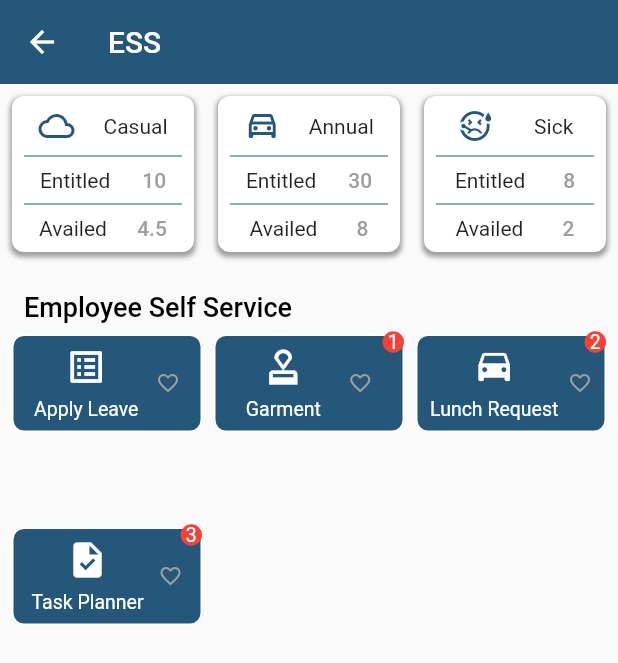
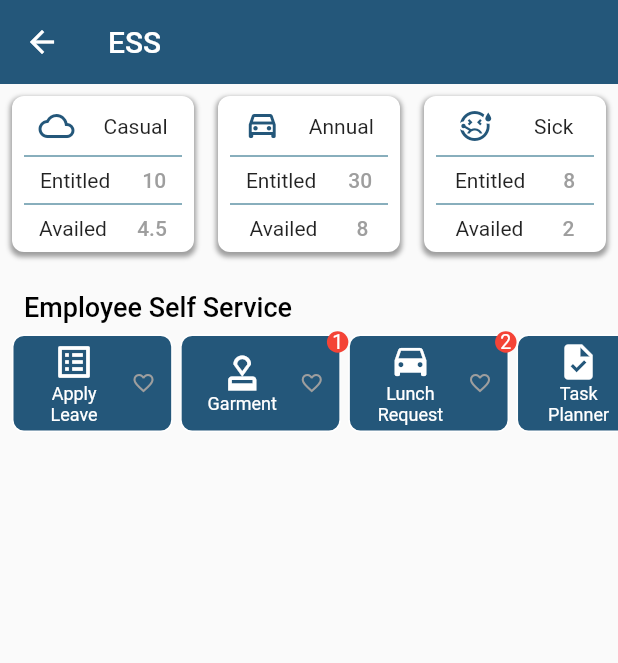
Before and after one commit to javedmughal-058/flutter_crud_with_laravel_api, a Flutter app: the EssHome screen opened by its route, on a phone screen of 412 x 824 dp. Shown: the top 663 px of the screen. Run offline on Flutter 3.47's test engine with Material 2 defaults, Android fonts, the phone set to English and light mode, and no system bars; our stand-ins replace bubble, carousel_slider, easy_sidemenu, get, lottie, page_transition and 3 more; missing offline and left inert: bottom_bar_with_sheet; accounts and stored records are empty; statements that could not run were skipped.

Commit message:
Updated design view

```diff
--- a/lib/views/MenuPages/DecisionSupport.dart
+++ b/lib/views/MenuPages/DecisionSupport.dart
@@ -487,8 +487,7 @@ class SecondPage extends StatelessWidget {
                 // ),
                 physics: const AlwaysScrollableScrollPhysics(),
                 shrinkWrap: true,
-                padding: const EdgeInsets.only(
-                    left: 8.0, top: 8.0, right: 8.0, bottom: 0.0),
+                padding: const EdgeInsets.only(left: 8.0, top: 8.0, right: 8.0, bottom: 0.0),
                 itemCount: dssMenu.length,
                 itemBuilder: (context, index) {
                   final _menu = dssMenu[index];
@@ -1064,7 +1063,6 @@ class _NotifyIconBadgerTile extends StatelessWidget {
             // padding: const EdgeInsets.fromLTRB(5, 0, 5, 0),
             margin: const EdgeInsets.fromLTRB(0, 0, 5, 0),
             width: size.width*0.26,
-            // height: 65,
             height: 65,
 
             //1
--- a/lib/views/MenuPages/ESS.dart
+++ b/lib/views/MenuPages/ESS.dart
@@ -784,16 +784,19 @@ class CustomGridView extends StatelessWidget {
   Widget build(BuildContext context) {
     final size = MediaQuery.of(context).size;
     final UserController _userController = Get.find();
-    return GridView.builder(
-        gridDelegate: const SliverGridDelegateWithFixedCrossAxisCount(
-          crossAxisCount: 3,
-          childAspectRatio: 1.0,
-          mainAxisSpacing: 2.0,
-          crossAxisSpacing: 8.0,
-        ),
-        physics: const NeverScrollableScrollPhysics(),
+    return SizedBox(
+      height: size.width*0.25,
+      child: ListView.builder(
+        scrollDirection: Axis.horizontal,
+          // gridDelegate: const SliverGridDelegateWithFixedCrossAxisCount(
+          //   crossAxisCount: 3,
+          //   childAspectRatio: 1.0,
+          //   mainAxisSpacing: 2.0,
+          //   crossAxisSpacing: 8.0,
+          // ),
+          physics: const AlwaysScrollableScrollPhysics(),
           shrinkWrap: true,
-        padding: const EdgeInsets.only(left: 8.0,top: 8.0,right: 8.0,bottom: 0.0),
+          padding: const EdgeInsets.only(left: 8.0, top: 8.0, right: 8.0, bottom: 0.0),
           itemCount: essMenu.length,
           itemBuilder: (context,index){
             final _menu = essMenu[index];
@@ -820,7 +823,8 @@ class CustomGridView extends StatelessWidget {
                 ),
                 onTap: (){}
             );
-        });
+          }),
+    );
   }
 }
 class _NotifyIconBadgerTile extends StatelessWidget {
@@ -850,7 +854,8 @@ class _NotifyIconBadgerTile extends StatelessWidget {
         children: [
           Container(
             //padding: const EdgeInsets.all(10),
-            width: size.width*0.5,
+            margin: const EdgeInsets.fromLTRB(0, 0, 5, 0),
+            width: size.width*0.26,
             height: 65,
             //height: 65,
 
@@ -899,15 +904,18 @@ class _NotifyIconBadgerTile extends StatelessWidget {
               children: [
                 const SizedBox(width: 2,),
                 Column(
-                  mainAxisAlignment: MainAxisAlignment.spaceEvenly,
+                  mainAxisAlignment: MainAxisAlignment.center,
                   children: [
                     Icon(notifyIcon,size: 28, color: Colors.white,),
-                    Text(notifyName,
+                    SizedBox(
+                      width: 60,
+                      child: Text(notifyName,
                         textAlign: TextAlign.center,
                         style: const TextStyle(
                             color: Colors.white,
                             // decoration: TextDecoration.underline,
-                          fontSize: 13.0),),
+                            fontSize: 12.0),),
+                    ),
                   ],
                 ),
                 favIcon,
```
Also changed, not shown: pubspec.lock. Lines whose indentation alone changed are shown as unchanged.
